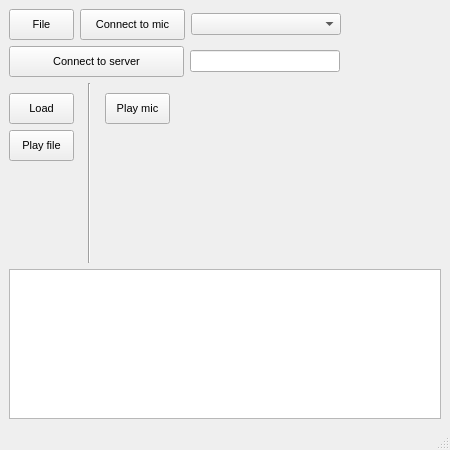
gavrilenkoof/AudioUI, file AudioUI.ui: the form before one commit.
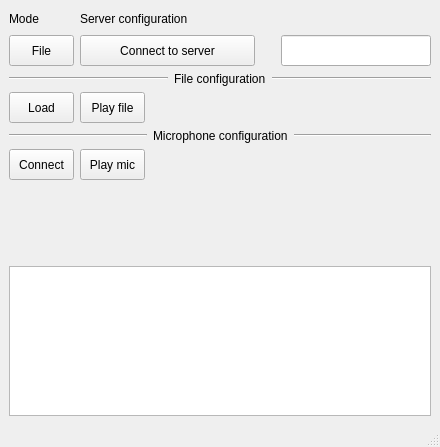
The form after the commit.

Diff of the .ui file:
```diff
--- a/AudioUI.ui
+++ b/AudioUI.ui
@@ -6,117 +6,112 @@
    <rect>
     <x>0</x>
     <y>0</y>
-    <width>450</width>
-    <height>450</height>
+    <width>440</width>
+    <height>447</height>
    </rect>
   </property>
   <property name="minimumSize">
    <size>
-    <width>360</width>
-    <height>300</height>
+    <width>440</width>
+    <height>447</height>
    </size>
   </property>
   <property name="maximumSize">
    <size>
-    <width>450</width>
-    <height>450</height>
+    <width>1000</width>
+    <height>1000</height>
    </size>
   </property>
   <property name="windowTitle">
    <string>Audio</string>
   </property>
   <widget class="QWidget" name="centralwidget">
+   <layout class="QVBoxLayout" name="verticalLayout_8">
+    <item>
+     <layout class="QVBoxLayout" name="verticalLayout_7">
+      <item>
+       <layout class="QVBoxLayout" name="verticalLayout_5">
+        <item>
    <layout class="QVBoxLayout" name="verticalLayout_4">
     <item>
-     <layout class="QHBoxLayout" name="horizontalLayout_3">
-      <item>
-       <widget class="QToolButton" name="btn_mode_choice">
-        <property name="minimumSize">
-         <size>
-          <width>65</width>
-          <height>31</height>
-         </size>
-        </property>
-        <property name="maximumSize">
-         <size>
-          <width>65</width>
-          <height>31</height>
-         </size>
-        </property>
-        <property name="font">
-         <font>
-          <pointsize>8</pointsize>
-         </font>
-        </property>
-        <property name="text">
-         <string>File</string>
-        </property>
-       </widget>
-      </item>
-      <item>
-       <widget class="QToolButton" name="btn_connect_mic">
-        <property name="minimumSize">
-         <size>
-          <width>105</width>
-          <height>31</height>
-         </size>
-        </property>
-        <property name="maximumSize">
-         <size>
-          <width>65</width>
-          <height>31</height>
-         </size>
-        </property>
-        <property name="font">
-         <font>
-          <pointsize>8</pointsize>
-         </font>
-        </property>
-        <property name="text">
-         <string>Connect to mic</string>
-        </property>
-       </widget>
-      </item>
-      <item>
-       <widget class="QComboBox" name="comboBox">
-        <property name="sizePolicy">
-         <sizepolicy hsizetype="Expanding" vsizetype="Fixed">
-          <horstretch>0</horstretch>
-          <verstretch>0</verstretch>
-         </sizepolicy>
-        </property>
-        <property name="minimumSize">
-         <size>
-          <width>150</width>
-          <height>0</height>
-         </size>
-        </property>
-        <property name="font">
-         <font>
-          <pointsize>8</pointsize>
-         </font>
-        </property>
-       </widget>
-      </item>
-      <item>
-       <spacer name="horizontalSpacer">
-        <property name="orientation">
-         <enum>Qt::Horizontal</enum>
-        </property>
-        <property name="sizeHint" stdset="0">
-         <size>
-          <width>40</width>
-          <height>20</height>
-         </size>
-        </property>
-       </spacer>
-      </item>
-     </layout>
-    </item>
+           <layout class="QVBoxLayout" name="verticalLayout_3">
     <item>
      <layout class="QVBoxLayout" name="verticalLayout_2">
       <item>
+               <layout class="QVBoxLayout" name="verticalLayout">
+                <item>
+                 <layout class="QHBoxLayout" name="horizontalLayout_2">
+                  <item>
+                   <widget class="QLabel" name="label">
+                    <property name="text">
+                     <string>Mode</string>
+                    </property>
+                   </widget>
+                  </item>
+                  <item>
+                   <spacer name="horizontalSpacer_4">
+                    <property name="orientation">
+                     <enum>Qt::Horizontal</enum>
+                    </property>
+                    <property name="sizeType">
+                     <enum>QSizePolicy::Preferred</enum>
+                    </property>
+                    <property name="sizeHint" stdset="0">
+                     <size>
+                      <width>35</width>
+                      <height>20</height>
+                     </size>
+                    </property>
+                   </spacer>
+                  </item>
+                  <item>
+                   <widget class="QLabel" name="label_2">
+                    <property name="text">
+                     <string>Server configuration</string>
+                    </property>
+                   </widget>
+                  </item>
+                  <item>
+                   <spacer name="horizontalSpacer_3">
+                    <property name="orientation">
+                     <enum>Qt::Horizontal</enum>
+                    </property>
+                    <property name="sizeHint" stdset="0">
+                     <size>
+                      <width>40</width>
+                      <height>20</height>
+                     </size>
+                    </property>
+                   </spacer>
+                  </item>
+                 </layout>
+                </item>
+                <item>
        <layout class="QHBoxLayout" name="horizontalLayout">
+                  <item>
+                   <widget class="QToolButton" name="btn_mode_choice">
+                    <property name="minimumSize">
+                     <size>
+                      <width>65</width>
+                      <height>31</height>
+                     </size>
+                    </property>
+                    <property name="maximumSize">
+                     <size>
+                      <width>65</width>
+                      <height>31</height>
+                     </size>
+                    </property>
+                    <property name="font">
+                     <font>
+                      <pointsize>9</pointsize>
+                     </font>
+                    </property>
+                    <property name="text">
+                     <string>File</string>
+                    </property>
+                   </widget>
+                  </item>
         <item>
          <widget class="QToolButton" name="btn_connect_to_server">
           <property name="minimumSize">
@@ -133,7 +128,7 @@
           </property>
           <property name="font">
            <font>
-            <pointsize>8</pointsize>
+                      <pointsize>9</pointsize>
            </font>
           </property>
           <property name="text">
@@ -141,59 +136,95 @@
           </property>
          </widget>
         </item>
-        <item>
-         <widget class="QLineEdit" name="edit_ip_address">
-          <property name="minimumSize">
-           <size>
-            <width>150</width>
-            <height>20</height>
-           </size>
-          </property>
-          <property name="font">
-           <font>
-            <pointsize>8</pointsize>
-           </font>
-          </property>
-         </widget>
-        </item>
         <item>
          <spacer name="horizontalSpacer_2">
           <property name="orientation">
            <enum>Qt::Horizontal</enum>
           </property>
           <property name="sizeType">
-           <enum>QSizePolicy::Expanding</enum>
-          </property>
-          <property name="sizeHint" stdset="0">
-           <size>
-            <width>40</width>
-            <height>20</height>
-           </size>
-          </property>
-         </spacer>
-        </item>
-       </layout>
-      </item>
-      <item>
-       <layout class="QHBoxLayout" name="horizontalLayout_2">
-        <item>
-         <layout class="QVBoxLayout" name="verticalLayout">
-          <item>
-           <spacer name="verticalSpacer">
-            <property name="orientation">
-             <enum>Qt::Vertical</enum>
-            </property>
-            <property name="sizeType">
              <enum>QSizePolicy::Minimum</enum>
             </property>
             <property name="sizeHint" stdset="0">
              <size>
               <width>20</width>
-              <height>10</height>
+                      <height>20</height>
              </size>
             </property>
            </spacer>
           </item>
+                  <item>
+                   <widget class="QLineEdit" name="edit_ip_address">
+                    <property name="minimumSize">
+                     <size>
+                      <width>150</width>
+                      <height>31</height>
+                     </size>
+                    </property>
+                    <property name="font">
+                     <font>
+                      <pointsize>9</pointsize>
+                     </font>
+                    </property>
+                   </widget>
+                  </item>
+                  <item>
+                   <spacer name="horizontalSpacer_6">
+                    <property name="orientation">
+                     <enum>Qt::Horizontal</enum>
+                    </property>
+                    <property name="sizeHint" stdset="0">
+                     <size>
+                      <width>40</width>
+                      <height>20</height>
+                     </size>
+                    </property>
+                   </spacer>
+                  </item>
+                 </layout>
+                </item>
+               </layout>
+              </item>
+              <item>
+               <layout class="QHBoxLayout" name="horizontalLayout_4">
+                <item>
+                 <widget class="Line" name="line">
+                  <property name="sizePolicy">
+                   <sizepolicy hsizetype="Expanding" vsizetype="Fixed">
+                    <horstretch>0</horstretch>
+                    <verstretch>0</verstretch>
+                   </sizepolicy>
+                  </property>
+                  <property name="orientation">
+                   <enum>Qt::Horizontal</enum>
+                  </property>
+                 </widget>
+                </item>
+                <item>
+                 <widget class="QLabel" name="label_3">
+                  <property name="text">
+                   <string>File configuration</string>
+                  </property>
+                 </widget>
+                </item>
+                <item>
+                 <widget class="Line" name="line_2">
+                  <property name="sizePolicy">
+                   <sizepolicy hsizetype="Expanding" vsizetype="Fixed">
+                    <horstretch>0</horstretch>
+                    <verstretch>0</verstretch>
+                   </sizepolicy>
+                  </property>
+                  <property name="orientation">
+                   <enum>Qt::Horizontal</enum>
+                  </property>
+                 </widget>
+                </item>
+               </layout>
+              </item>
+             </layout>
+            </item>
+            <item>
+             <layout class="QHBoxLayout" name="horizontalLayout_5">
           <item>
            <widget class="QToolButton" name="btn_load_wav_file">
             <property name="minimumSize">
@@ -210,7 +241,7 @@
             </property>
             <property name="font">
              <font>
-              <pointsize>8</pointsize>
+                  <pointsize>9</pointsize>
              </font>
             </property>
             <property name="text">
@@ -234,7 +265,7 @@
             </property>
             <property name="font">
              <font>
-              <pointsize>8</pointsize>
+                  <pointsize>9</pointsize>
              </font>
             </property>
             <property name="text">
@@ -243,76 +274,86 @@
            </widget>
           </item>
           <item>
-           <spacer name="verticalSpacer_2">
-            <property name="orientation">
-             <enum>Qt::Vertical</enum>
-            </property>
-            <property name="sizeHint" stdset="0">
-             <size>
-              <width>20</width>
-              <height>40</height>
-             </size>
-            </property>
-           </spacer>
-          </item>
-         </layout>
-        </item>
-        <item>
          <spacer name="horizontalSpacer_5">
           <property name="orientation">
            <enum>Qt::Horizontal</enum>
           </property>
-          <property name="sizeType">
-           <enum>QSizePolicy::Minimum</enum>
-          </property>
           <property name="sizeHint" stdset="0">
            <size>
-            <width>8</width>
-            <height>7</height>
+                  <width>40</width>
+                  <height>20</height>
            </size>
           </property>
          </spacer>
         </item>
+             </layout>
+            </item>
+           </layout>
+          </item>
         <item>
-         <widget class="Line" name="line">
+           <layout class="QHBoxLayout" name="horizontalLayout_6">
+            <item>
+             <widget class="Line" name="line_4">
+              <property name="sizePolicy">
+               <sizepolicy hsizetype="Expanding" vsizetype="Fixed">
+                <horstretch>0</horstretch>
+                <verstretch>0</verstretch>
+               </sizepolicy>
+              </property>
           <property name="orientation">
-           <enum>Qt::Vertical</enum>
+               <enum>Qt::Horizontal</enum>
           </property>
          </widget>
         </item>
         <item>
-         <spacer name="horizontalSpacer_4">
+             <widget class="QLabel" name="label_4">
+              <property name="text">
+               <string>Microphone configuration</string>
+              </property>
+             </widget>
+            </item>
+            <item>
+             <widget class="Line" name="line_3">
+              <property name="sizePolicy">
+               <sizepolicy hsizetype="Expanding" vsizetype="Fixed">
+                <horstretch>0</horstretch>
+                <verstretch>0</verstretch>
+               </sizepolicy>
+              </property>
           <property name="orientation">
            <enum>Qt::Horizontal</enum>
           </property>
-          <property name="sizeType">
-           <enum>QSizePolicy::Minimum</enum>
-          </property>
-          <property name="sizeHint" stdset="0">
-           <size>
-            <width>8</width>
-            <height>8</height>
-           </size>
-          </property>
-         </spacer>
-        </item>
+             </widget>
+            </item>
+           </layout>
+          </item>
+         </layout>
+        </item>
         <item>
-         <layout class="QVBoxLayout" name="verticalLayout_3">
+         <layout class="QHBoxLayout" name="horizontalLayout_3">
           <item>
-           <spacer name="verticalSpacer_3">
-            <property name="orientation">
-             <enum>Qt::Vertical</enum>
+           <widget class="QToolButton" name="btn_connect_mic">
+            <property name="minimumSize">
+             <size>
+              <width>65</width>
+              <height>31</height>
+             </size>
             </property>
-            <property name="sizeType">
-             <enum>QSizePolicy::Minimum</enum>
-            </property>
-            <property name="sizeHint" stdset="0">
+            <property name="maximumSize">
              <size>
-              <width>20</width>
-              <height>10</height>
+              <width>65</width>
+              <height>31</height>
              </size>
             </property>
-           </spacer>
+            <property name="font">
+             <font>
+              <pointsize>9</pointsize>
+             </font>
+            </property>
+            <property name="text">
+             <string>Connect</string>
+            </property>
+           </widget>
           </item>
           <item>
            <widget class="QToolButton" name="btn_play_mic">
@@ -330,7 +371,7 @@
             </property>
             <property name="font">
              <font>
-              <pointsize>8</pointsize>
+              <pointsize>9</pointsize>
              </font>
             </property>
             <property name="text">
@@ -339,22 +380,7 @@
            </widget>
           </item>
           <item>
-           <spacer name="verticalSpacer_4">
-            <property name="orientation">
-             <enum>Qt::Vertical</enum>
-            </property>
-            <property name="sizeHint" stdset="0">
-             <size>
-              <width>20</width>
-              <height>40</height>
-             </size>
-            </property>
-           </spacer>
-          </item>
-         </layout>
-        </item>
-        <item>
-         <spacer name="horizontalSpacer_3">
+           <spacer name="horizontalSpacer">
           <property name="orientation">
            <enum>Qt::Horizontal</enum>
           </property>
@@ -369,6 +395,21 @@
        </layout>
       </item>
      </layout>
+      </item>
+      <item>
+       <layout class="QVBoxLayout" name="verticalLayout_6">
+        <item>
+         <spacer name="verticalSpacer">
+          <property name="orientation">
+           <enum>Qt::Vertical</enum>
+          </property>
+          <property name="sizeHint" stdset="0">
+           <size>
+            <width>20</width>
+            <height>40</height>
+           </size>
+          </property>
+         </spacer>
     </item>
     <item>
      <widget class="QTextBrowser" name="text_brows_info">
@@ -392,6 +433,10 @@
      </widget>
     </item>
    </layout>
+      </item>
+     </layout>
+    </item>
+   </layout>
   </widget>
   <widget class="QMenuBar" name="menubar">
    <property name="geometry">
```
Left out of the diff: 2 changed lines with no effect on the pictures. Lines whose indentation alone changed are shown as unchanged.
